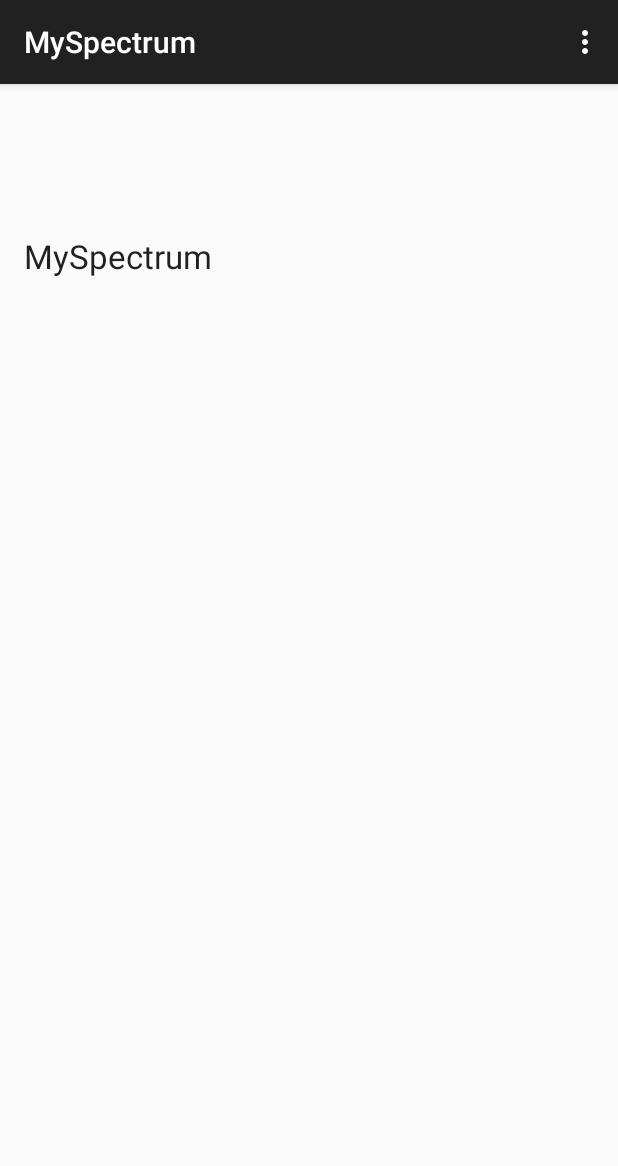
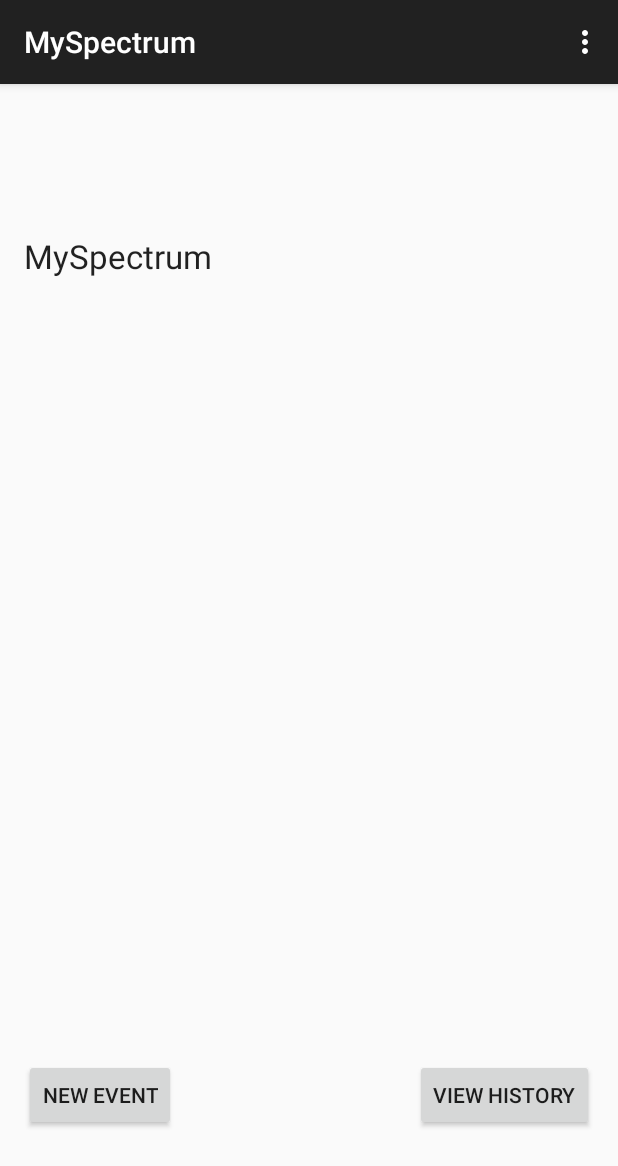
Before and after one commit to wHavelin/HackHarvard, an Android app: the screen it shows after launch (MainActivity), on a phone screen of 412 x 824 dp. Shown: the top 1166 px of the screen. Run offline under Robolectric (Android 15) with nearby library versions, the phone set to English and light mode, and no system bars; our stand-ins replace Shimmer.

Commit message:
put buttons in

```diff
--- a/app/src/main/res/layout/activity_main.xml
+++ b/app/src/main/res/layout/activity_main.xml
@@ -23,4 +23,23 @@
             android:text="MySpectrum"
             android:textAppearance="?android:attr/textAppearanceLarge" />
     </com.facebook.shimmer.ShimmerFrameLayout>
+
+    <Button
+        android:layout_width="wrap_content"
+        android:layout_height="wrap_content"
+        android:text="New Event"
+        android:id="@+id/newEventBtn"
+        android:layout_marginBottom="54dp"
+        android:layout_alignParentBottom="true"
+        android:layout_alignParentLeft="true"
+        android:layout_alignParentStart="true" />
+
+    <Button
+        android:layout_width="wrap_content"
+        android:layout_height="wrap_content"
+        android:text="View History"
+        android:id="@+id/viewHistoryBtn"
+        android:layout_alignTop="@+id/newEventBtn"
+        android:layout_alignParentRight="true"
+        android:layout_alignParentEnd="true" />
 </RelativeLayout>
```
